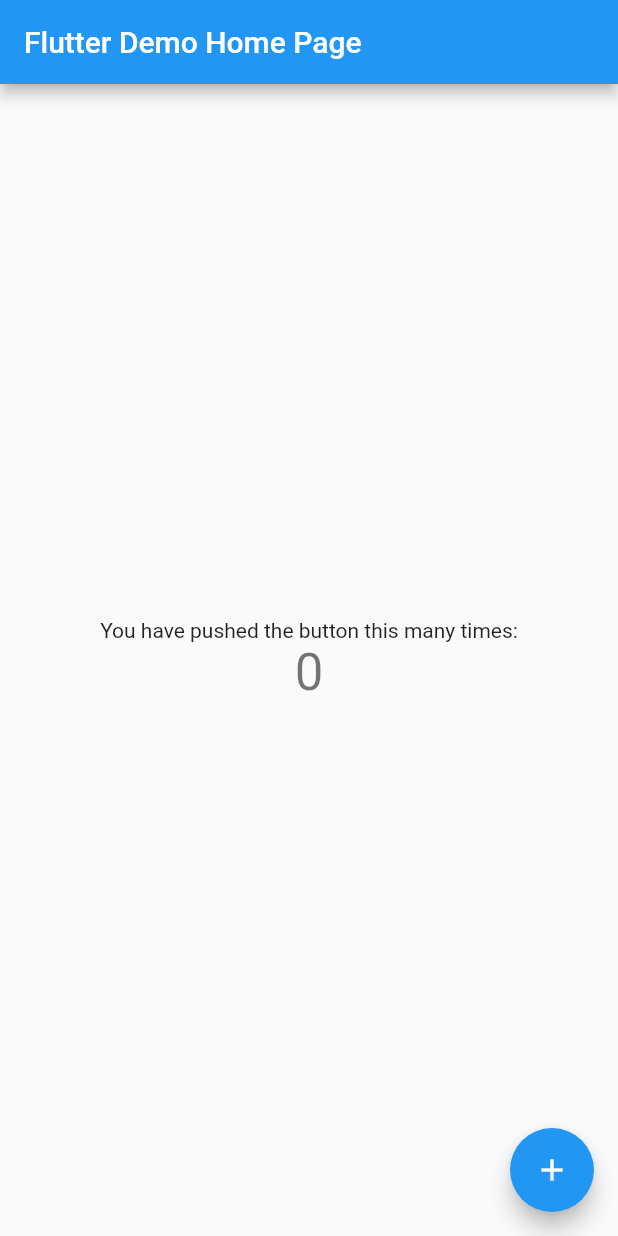
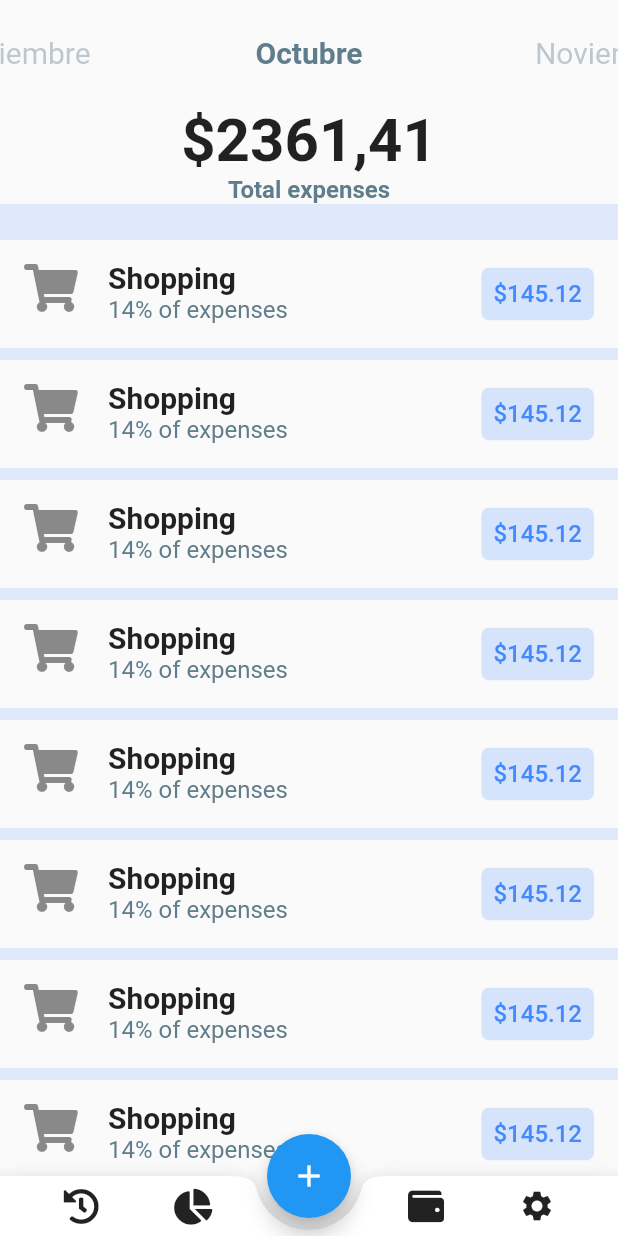
Before and after one commit to LuisLeninQuishpe/EXCO, a Flutter app: the screen it shows after launch, on a phone screen of 412 x 824 dp. Run offline on Flutter 3.47's test engine with Material 2 defaults, Android fonts, the phone set to English and light mode, and no system bars; our stand-ins replace font_awesome_flutter.

Commit message:
primer commit

```diff
--- a/lib/main.dart
+++ b/lib/main.dart
@@ -1,115 +1,223 @@
 import 'package:flutter/material.dart';
+import 'package:font_awesome_flutter/font_awesome_flutter.dart';
 
-void main() {
-  runApp(const MyApp());
-}
+void main() => runApp(const MyApp());
 
 class MyApp extends StatelessWidget {
   const MyApp({Key? key}) : super(key: key);
 
-  // This widget is the root of your application.
   @override
   Widget build(BuildContext context) {
     return MaterialApp(
       title: 'Flutter Demo',
       theme: ThemeData(
-        // This is the theme of your application.
-        //
-        // Try running your application with "flutter run". You'll see the
-        // application has a blue toolbar. Then, without quitting the app, try
-        // changing the primarySwatch below to Colors.green and then invoke
-        // "hot reload" (press "r" in the console where you ran "flutter run",
-        // or simply save your changes to "hot reload" in a Flutter IDE).
-        // Notice that the counter didn't reset back to zero; the application
-        // is not restarted.
         primarySwatch: Colors.blue,
       ),
-      home: const MyHomePage(title: 'Flutter Demo Home Page'),
+      home: HomePage(),
     );
   }
 }
 
-class MyHomePage extends StatefulWidget {
-  const MyHomePage({Key? key, required this.title}) : super(key: key);
+class HomePage extends StatefulWidget {
+  @override
+  _HomePageState createState() => _HomePageState();
+}
 
-  // This widget is the home page of your application. It is stateful, meaning
-  // that it has a State object (defined below) that contains fields that affect
-  // how it looks.
+class _HomePageState extends State<HomePage> {
+  late PageController _controller;
+  int currentPage = 9;
 
-  // This class is the configuration for the state. It holds the values (in this
-  // case the title) provided by the parent (in this case the App widget) and
-  // used by the build method of the State. Fields in a Widget subclass are
-  // always marked "final".
-
-  final String title;
 
   @override
-  State<MyHomePage> createState() => _MyHomePageState();
-}
+  void initState() {
+    super.initState();
 
-class _MyHomePageState extends State<MyHomePage> {
-  int _counter = 0;
+    _controller = PageController(
+      initialPage: currentPage,
+      viewportFraction: 0.4,
+    );
+  }
 
-  void _incrementCounter() {
-    setState(() {
-      // This call to setState tells the Flutter framework that something has
-      // changed in this State, which causes it to rerun the build method below
-      // so that the display can reflect the updated values. If we changed
-      // _counter without calling setState(), then the build method would not be
-      // called again, and so nothing would appear to happen.
-      _counter++;
-    });
+  Widget _bottomAction(IconData icon) {
+    return InkWell(
+      child: Padding(
+        padding: const EdgeInsets.all(8.0),
+        child: Icon(icon),
+      ),
+      onTap: () {},
+    );
   }
 
   @override
   Widget build(BuildContext context) {
-    // This method is rerun every time setState is called, for instance as done
-    // by the _incrementCounter method above.
-    //
-    // The Flutter framework has been optimized to make rerunning build methods
-    // fast, so that you can just rebuild anything that needs updating rather
-    // than having to individually change instances of widgets.
     return Scaffold(
-      appBar: AppBar(
-        // Here we take the value from the MyHomePage object that was created by
-        // the App.build method, and use it to set our appbar title.
-        title: Text(widget.title),
-      ),
-      body: Center(
-        // Center is a layout widget. It takes a single child and positions it
-        // in the middle of the parent.
-        child: Column(
-          // Column is also a layout widget. It takes a list of children and
-          // arranges them vertically. By default, it sizes itself to fit its
-          // children horizontally, and tries to be as tall as its parent.
-          //
-          // Invoke "debug painting" (press "p" in the console, choose the
-          // "Toggle Debug Paint" action from the Flutter Inspector in Android
-          // Studio, or the "Toggle Debug Paint" command in Visual Studio Code)
-          // to see the wireframe for each widget.
-          //
-          // Column has various properties to control how it sizes itself and
-          // how it positions its children. Here we use mainAxisAlignment to
-          // center the children vertically; the main axis here is the vertical
-          // axis because Columns are vertical (the cross axis would be
-          // horizontal).
-          mainAxisAlignment: MainAxisAlignment.center,
+      bottomNavigationBar: BottomAppBar(
+        notchMargin: 8.0,
+        shape: const CircularNotchedRectangle(),
+        child: Row(
+          mainAxisSize: MainAxisSize.max,
+          mainAxisAlignment: MainAxisAlignment.spaceEvenly,
           children: <Widget>[
-            const Text(
-              'You have pushed the button this many times:',
-            ),
-            Text(
-              '$_counter',
-              style: Theme.of(context).textTheme.headline4,
-            ),
+            _bottomAction(FontAwesomeIcons.history),
+            _bottomAction(FontAwesomeIcons.chartPie),
+            const SizedBox(width: 48.0),
+            _bottomAction(FontAwesomeIcons.wallet),
+            _bottomAction(Icons.settings),
           ],
         ),
       ),
+      floatingActionButtonLocation: FloatingActionButtonLocation.centerDocked,
       floatingActionButton: FloatingActionButton(
-        onPressed: _incrementCounter,
-        tooltip: 'Increment',
         child: const Icon(Icons.add),
-      ), // This trailing comma makes auto-formatting nicer for build methods.
+        onPressed: () {},
+      ),
+      body: _body(),
+    );
+  }
+
+  Widget _body() {
+    return SafeArea(
+      child: Column(
+        children: <Widget>[
+          _selector(),
+          _expenses(),
+          _graph(),
+          Container(
+            color: Colors.blueAccent.withOpacity(0.15),
+            height: 24.0,
+          ),
+          _list(),
+        ],
+      ),
+    );
+  }
+
+  Widget _pageItem(String name, int position) {
+    var _alignment;
+    const selected = TextStyle(
+      fontSize: 20.0,
+      fontWeight: FontWeight.bold,
+      color: Colors.blueGrey,
+    );
+    final unselected = TextStyle(
+      fontSize: 20.0,
+      fontWeight: FontWeight.normal,
+      color: Colors.blueGrey.withOpacity(0.4),
+    );
+
+    if (position == currentPage) {
+      _alignment = Alignment.center;
+    } else if (position > currentPage) {
+      _alignment = Alignment.centerRight;
+    } else {
+      _alignment = Alignment.centerLeft;
+    }
+
+    return Align(
+      alignment: _alignment,
+      child: Text(name,
+        style: position == currentPage ? selected : unselected,
+      ),
+    );
+  }
+
+  Widget _selector() {
+    return SizedBox.fromSize(
+      size: const Size.fromHeight(70.0),
+      child: PageView(
+        onPageChanged: (newPage) {
+          setState(() {
+            currentPage = newPage;
+          });
+        },
+        controller: _controller,
+        children: <Widget>[
+          _pageItem("Enero", 0),
+          _pageItem("Febrero", 1),
+          _pageItem("Marzo", 2),
+          _pageItem("Abril", 3),
+          _pageItem("Mayo", 4),
+          _pageItem("Junio", 5),
+          _pageItem("Julio", 6),
+          _pageItem("Agosto", 7),
+          _pageItem("Septiembre", 8),
+          _pageItem("Octubre", 9),
+          _pageItem("Noviembre", 10),
+          _pageItem("Diciembre", 11),
+        ],
+      ),
+    );
+  }
+
+  Widget _expenses() {
+    return Column(
+      children: const <Widget>[
+        Text("\$2361,41",
+          style: TextStyle(
+            fontWeight: FontWeight.bold,
+            fontSize: 40.0,
+          ),
+        ),
+        Text("Total expenses",
+          style: TextStyle(
+            fontWeight: FontWeight.bold,
+            fontSize: 16.0,
+            color: Colors.blueGrey,
+          ),
+        ),
+      ],
+    );
+  }
+
+  Widget _graph() => Container();
+
+  Widget _item(IconData icon, String name, int percent, double value) {
+    return ListTile(
+      leading: Icon(icon, size: 32.0,),
+      title: Text(name,
+        style: const TextStyle(
+            fontWeight: FontWeight.bold,
+            fontSize: 20.0
+        ),
+      ),
+      subtitle: Text("$percent% of expenses",
+        style: const TextStyle(
+          fontSize: 16.0,
+          color: Colors.blueGrey,
+        ),
+      ),
+      trailing: Container(
+        decoration: BoxDecoration(
+          color: Colors.blueAccent.withOpacity(0.2),
+          borderRadius: BorderRadius.circular(5.0),
+        ),
+        child: Padding(
+          padding: const EdgeInsets.all(8.0),
+          child: Text("\$$value",
+            style: const TextStyle(
+              color: Colors.blueAccent,
+              fontWeight: FontWeight.w500,
+              fontSize: 16.0,
+            ),
+          ),
+        ),
+      ),
+    );
+  }
+
+  Widget _list() {
+    return Expanded(
+      child: ListView.separated(
+        itemCount: 15,
+        itemBuilder: (BuildContext context, int index) =>
+            _item(FontAwesomeIcons.shoppingCart, "Shopping", 14, 145.12),
+        separatorBuilder: (BuildContext context, int index) {
+          return Container(
+            color: Colors.blueAccent.withOpacity(0.15),
+            height: 8.0,
+          );
+        },
+      ),
     );
   }
 }
--- a/pubspec.yaml
+++ b/pubspec.yaml
@@ -27,6 +27,7 @@
 # the latest version available on pub.dev. To see which dependencies have newer
 # versions available, run `flutter pub outdated`.
 dependencies:
+  font_awesome_flutter: ^8.4.0
   flutter:
     sdk: flutter
 
```
Also changed, not shown: pubspec.lock, 1 other file.
